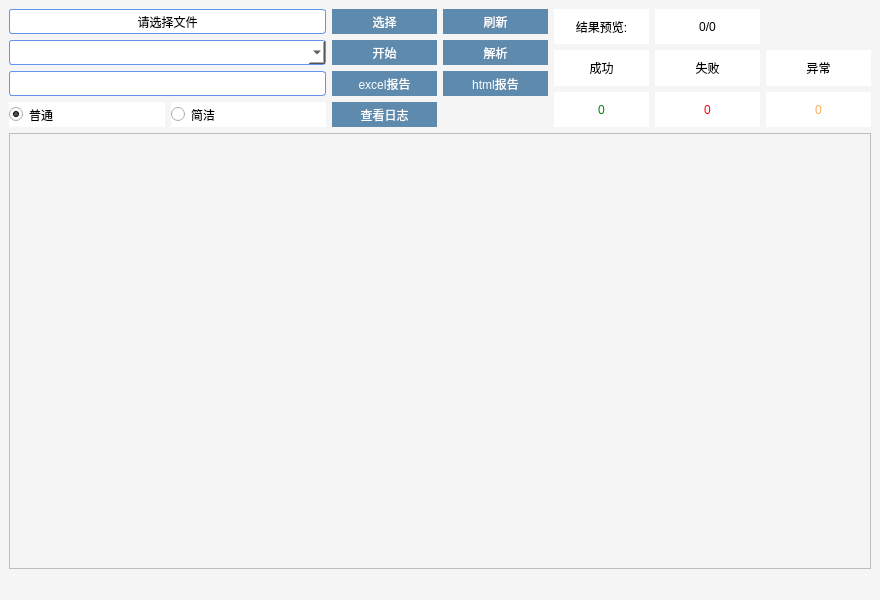
First picture: the form in common/ui/MainWindow.ui, repository tianfuzhiguo/shimo, before the edit.
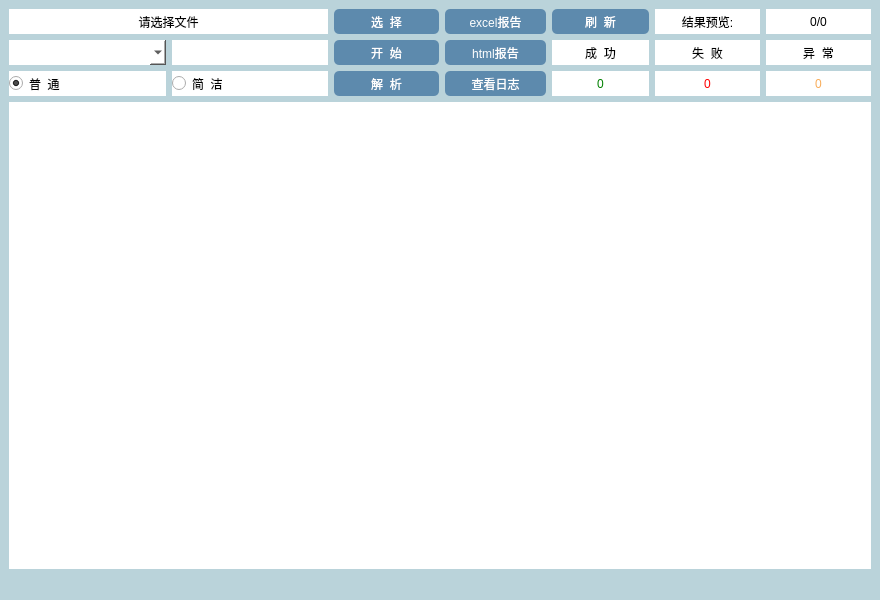
Second picture: the form after the edit.

The edit to the form file:
```diff
--- a/common/ui/MainWindow.ui
+++ b/common/ui/MainWindow.ui
@@ -20,7 +20,7 @@
    <string>MainWindow</string>
   </property>
   <property name="styleSheet">
-   <string notr="true">background:WhiteSmoke</string>
+   <string notr="true">background:rgb(186,211,218);border:none;</string>
   </property>
   <widget class="QWidget" name="centralwidget">
    <layout class="QGridLayout" name="gridLayout_4">
@@ -28,6 +28,38 @@
      <layout class="QHBoxLayout" name="horizontalLayout" stretch="3,2,3">
       <item>
        <layout class="QGridLayout" name="gridLayout">
+        <item row="1" column="0">
+         <widget class="QComboBox" name="qSheetName">
+          <property name="minimumSize">
+           <size>
+            <width>0</width>
+            <height>25</height>
+           </size>
+          </property>
+          <property name="maximumSize">
+           <size>
+            <width>16777215</width>
+            <height>16777215</height>
+           </size>
+          </property>
+          <property name="styleSheet">
+           <string notr="true">background-color:#ffffff;</string>
+          </property>
+          <property name="currentText">
+           <string/>
+          </property>
+         </widget>
+        </item>
+        <item row="1" column="1">
+         <widget class="QLabel" name="label">
+          <property name="styleSheet">
+           <string notr="true">background-color:#ffffff;</string>
+          </property>
+          <property name="text">
+           <string/>
+          </property>
+         </widget>
+        </item>
         <item row="0" column="0" colspan="2">
          <widget class="QPushButton" name="fileName">
           <property name="minimumSize">
@@ -37,30 +69,14 @@
            </size>
           </property>
           <property name="styleSheet">
-           <string notr="true">border: 1px solid CornflowerBlue; border-radius: 3px;height:23px;background-color:#ffffff;</string>
+           <string notr="true">;background-color:#ffffff;</string>
           </property>
           <property name="text">
            <string>请选择文件</string>
           </property>
          </widget>
         </item>
-        <item row="3" column="1">
-         <widget class="QRadioButton" name="model2">
-          <property name="minimumSize">
-           <size>
-            <width>0</width>
-            <height>25</height>
-           </size>
-          </property>
-          <property name="styleSheet">
-           <string notr="true">background-color:#ffffff;</string>
-          </property>
-          <property name="text">
-           <string>简洁</string>
-          </property>
-         </widget>
-        </item>
-        <item row="3" column="0">
+        <item row="5" column="0">
          <widget class="QRadioButton" name="model1">
           <property name="minimumSize">
            <size>
@@ -72,39 +88,26 @@
            <string notr="true">background-color:#ffffff;</string>
           </property>
           <property name="text">
-           <string>普通</string>
+           <string>普  通</string>
           </property>
           <property name="checked">
            <bool>true</bool>
           </property>
          </widget>
         </item>
-        <item row="2" column="0" colspan="2">
-         <widget class="QLabel" name="label">
-          <property name="styleSheet">
-           <string notr="true">border: 1px solid CornflowerBlue; border-radius: 3px;height:23px;background-color:#ffffff;</string>
-          </property>
-          <property name="text">
-           <string/>
-          </property>
-         </widget>
-        </item>
-        <item row="1" column="0" colspan="2">
-         <widget class="QComboBox" name="qSheetName">
+        <item row="5" column="1">
+         <widget class="QRadioButton" name="model2">
           <property name="minimumSize">
            <size>
             <width>0</width>
             <height>25</height>
            </size>
           </property>
-          <property name="maximumSize">
-           <size>
-            <width>16777215</width>
-            <height>16777215</height>
-           </size>
-          </property>
           <property name="styleSheet">
-           <string notr="true">border: 1px solid CornflowerBlue; border-radius: 3px;height:23px;background-color:#ffffff;</string>
+           <string notr="true">background-color:#ffffff;</string>
+          </property>
+          <property name="text">
+           <string>简  洁</string>
           </property>
          </widget>
         </item>
@@ -112,57 +115,7 @@
       </item>
       <item>
        <layout class="QGridLayout" name="gridLayout_2">
-        <item row="3" column="0">
-         <widget class="QPushButton" name="dtailLog">
-          <property name="minimumSize">
-           <size>
-            <width>0</width>
-            <height>25</height>
-           </size>
-          </property>
-          <property name="maximumSize">
-           <size>
-            <width>16777215</width>
-            <height>16777215</height>
-           </size>
-          </property>
-          <property name="styleSheet">
-           <string notr="true">color: white;
-    background: #5d8aad;
-    border: 1px #3079ED solid;
-    box-shadow: inset 0 1px 0 #80B0FB;</string>
-          </property>
-          <property name="text">
-           <string>查看日志</string>
-          </property>
-         </widget>
-        </item>
-        <item row="1" column="0">
-         <widget class="QPushButton" name="debug">
-          <property name="minimumSize">
-           <size>
-            <width>105</width>
-            <height>25</height>
-           </size>
-          </property>
-          <property name="maximumSize">
-           <size>
-            <width>16777215</width>
-            <height>16777215</height>
-           </size>
-          </property>
-          <property name="styleSheet">
-           <string notr="true">color: white;
-    background: #5d8aad;
-    border: 1px #3079ED solid;
-    box-shadow: inset 0 1px 0 #80B0FB;</string>
-          </property>
-          <property name="text">
-           <string>开始</string>
-          </property>
-         </widget>
-        </item>
-        <item row="2" column="1">
+        <item row="1" column="1">
          <widget class="QPushButton" name="html">
           <property name="minimumSize">
            <size>
@@ -177,20 +130,47 @@
            </size>
           </property>
           <property name="styleSheet">
-           <string notr="true">color: white;
-    background: #5d8aad;
+           <string notr="true">    color: white;
+    background-color: #5d8aad;
     border: 1px #3079ED solid;
-    box-shadow: inset 0 1px 0 #80B0FB;</string>
+    box-shadow: inset 0 1px 0 #80B0FB;
+    border-radius:5px;</string>
           </property>
           <property name="text">
            <string>html报告</string>
           </property>
          </widget>
         </item>
-        <item row="0" column="1">
-         <widget class="QPushButton" name="refresh">
+        <item row="1" column="0">
+         <widget class="QPushButton" name="debug">
           <property name="minimumSize">
            <size>
+            <width>105</width>
+            <height>25</height>
+           </size>
+          </property>
+          <property name="maximumSize">
+           <size>
+            <width>16777215</width>
+            <height>16777215</height>
+           </size>
+          </property>
+          <property name="styleSheet">
+           <string notr="true">    color: white;
+    background-color: #5d8aad;
+    border: 1px #3079ED solid;
+    box-shadow: inset 0 1px 0 #80B0FB;
+    border-radius:5px;</string>
+          </property>
+          <property name="text">
+           <string>开  始</string>
+          </property>
+         </widget>
+        </item>
+        <item row="2" column="1">
+         <widget class="QPushButton" name="dtailLog">
+          <property name="minimumSize">
+           <size>
             <width>0</width>
             <height>25</height>
            </size>
@@ -202,17 +182,38 @@
            </size>
           </property>
           <property name="styleSheet">
-           <string notr="true">color: white;
-    background: #5d8aad;
+           <string notr="true">    color: white;
+    background-color: #5d8aad;
     border: 1px #3079ED solid;
-    box-shadow: inset 0 1px 0 #80B0FB;</string>
+    box-shadow: inset 0 1px 0 #80B0FB;
+    border-radius:5px;</string>
           </property>
           <property name="text">
-           <string>刷新</string>
+           <string>查看日志</string>
           </property>
          </widget>
         </item>
-        <item row="1" column="1">
+        <item row="0" column="0">
+         <widget class="QPushButton" name="file">
+          <property name="minimumSize">
+           <size>
+            <width>0</width>
+            <height>25</height>
+           </size>
+          </property>
+          <property name="styleSheet">
+           <string notr="true">    color: white;
+    background-color: #5d8aad;
+    border: 1px #3079ED solid;
+    box-shadow: inset 0 1px 0 #80B0FB;
+    border-radius:5px;</string>
+          </property>
+          <property name="text">
+           <string>选  择</string>
+          </property>
+         </widget>
+        </item>
+        <item row="2" column="0">
          <widget class="QPushButton" name="analyJSON">
           <property name="minimumSize">
            <size>
@@ -221,17 +222,18 @@
            </size>
           </property>
           <property name="styleSheet">
-           <string notr="true">color: white;
-    background: #5d8aad;
+           <string notr="true">    color: white;
+    background-color: #5d8aad;
     border: 1px #3079ED solid;
-    box-shadow: inset 0 1px 0 #80B0FB;</string>
+    box-shadow: inset 0 1px 0 #80B0FB;
+    border-radius:5px;</string>
           </property>
           <property name="text">
-           <string>解析</string>
+           <string>解  析</string>
           </property>
          </widget>
         </item>
-        <item row="2" column="0">
+        <item row="0" column="1">
          <widget class="QPushButton" name="dtailReport">
           <property name="minimumSize">
            <size>
@@ -246,51 +248,23 @@
            </size>
           </property>
           <property name="styleSheet">
-           <string notr="true">color: white;
-    background: #5d8aad;
+           <string notr="true">    color: white;
+    background-color: #5d8aad;
     border: 1px #3079ED solid;
- </string>
+    box-shadow: inset 0 1px 0 #80B0FB;
+    border-radius:5px;</string>
           </property>
           <property name="text">
            <string>excel报告</string>
           </property>
          </widget>
         </item>
-        <item row="0" column="0">
-         <widget class="QPushButton" name="file">
-          <property name="minimumSize">
-           <size>
-            <width>0</width>
-            <height>25</height>
-           </size>
-          </property>
-          <property name="styleSheet">
-           <string notr="true">color: white;
-    background: #5d8aad;
-    border: 1px #3079ED solid;
-    box-shadow: inset 0 1px 0 #80B0FB;</string>
-          </property>
-          <property name="text">
-           <string>选择</string>
-          </property>
-         </widget>
-        </item>
        </layout>
       </item>
       <item>
        <layout class="QGridLayout" name="gridLayout_3">
-        <item row="0" column="2">
-         <widget class="QLabel" name="label_10">
-          <property name="text">
-           <string/>
-          </property>
-          <property name="alignment">
-           <set>Qt::AlignCenter</set>
-          </property>
-         </widget>
-        </item>
-        <item row="2" column="2">
-         <widget class="QLabel" name="skipNum">
+        <item row="2" column="1">
+         <widget class="QLabel" name="failNum">
           <property name="minimumSize">
            <size>
             <width>0</width>
@@ -298,45 +272,7 @@
            </size>
           </property>
           <property name="styleSheet">
-           <string notr="true">height:23px;background-color:#ffffff;font: 12pt 'Arial';color: rgb(248,172,89);</string>
-          </property>
-          <property name="text">
-           <string>0</string>
-          </property>
-          <property name="alignment">
-           <set>Qt::AlignCenter</set>
-          </property>
-         </widget>
-        </item>
-        <item row="1" column="1">
-         <widget class="QLabel" name="label_7">
-          <property name="minimumSize">
-           <size>
-            <width>105</width>
-            <height>25</height>
-           </size>
-          </property>
-          <property name="styleSheet">
-           <string notr="true">height:23px;background-color:#ffffff;</string>
-          </property>
-          <property name="text">
-           <string>失败</string>
-          </property>
-          <property name="alignment">
-           <set>Qt::AlignCenter</set>
-          </property>
-         </widget>
-        </item>
-        <item row="2" column="0">
-         <widget class="QLabel" name="successNum">
-          <property name="minimumSize">
-           <size>
-            <width>0</width>
-            <height>25</height>
-           </size>
-          </property>
-          <property name="styleSheet">
-           <string notr="true">height:23px;background-color:#ffffff;font: 12pt 'Arial';color: green;</string>
+           <string notr="true">height:23px;background-color:#ffffff;font: 12pt 'Arial';color: rgb(255,0,0);</string>
           </property>
           <property name="text">
            <string>0</string>
@@ -358,7 +294,7 @@
            <string notr="true">height:23px;background-color:#ffffff;</string>
           </property>
           <property name="text">
-           <string>成功</string>
+           <string>成  功</string>
           </property>
           <property name="alignment">
            <set>Qt::AlignCenter</set>
@@ -377,14 +313,14 @@
            <string notr="true">height:23px;background-color:#ffffff;</string>
           </property>
           <property name="text">
-           <string>异常</string>
+           <string>异  常</string>
           </property>
           <property name="alignment">
            <set>Qt::AlignCenter</set>
           </property>
          </widget>
         </item>
-        <item row="0" column="1">
+        <item row="0" column="2">
          <widget class="QLabel" name="result">
           <property name="minimumSize">
            <size>
@@ -403,7 +339,7 @@
           </property>
          </widget>
         </item>
-        <item row="0" column="0">
+        <item row="0" column="1">
          <widget class="QLabel" name="label_2">
           <property name="minimumSize">
            <size>
@@ -422,8 +358,8 @@
           </property>
          </widget>
         </item>
-        <item row="2" column="1">
-         <widget class="QLabel" name="failNum">
+        <item row="2" column="2">
+         <widget class="QLabel" name="skipNum">
           <property name="minimumSize">
            <size>
             <width>0</width>
@@ -431,7 +367,7 @@
            </size>
           </property>
           <property name="styleSheet">
-           <string notr="true">height:23px;background-color:#ffffff;font: 12pt 'Arial';color: rgb(255,0,0);</string>
+           <string notr="true">height:23px;background-color:#ffffff;font: 12pt 'Arial';color: rgb(248,172,89);</string>
           </property>
           <property name="text">
            <string>0</string>
@@ -441,12 +377,80 @@
           </property>
          </widget>
         </item>
+        <item row="1" column="1">
+         <widget class="QLabel" name="label_7">
+          <property name="minimumSize">
+           <size>
+            <width>105</width>
+            <height>25</height>
+           </size>
+          </property>
+          <property name="styleSheet">
+           <string notr="true">height:23px;background-color:#ffffff;</string>
+          </property>
+          <property name="text">
+           <string>失  败</string>
+          </property>
+          <property name="alignment">
+           <set>Qt::AlignCenter</set>
+          </property>
+         </widget>
+        </item>
+        <item row="2" column="0">
+         <widget class="QLabel" name="successNum">
+          <property name="minimumSize">
+           <size>
+            <width>0</width>
+            <height>25</height>
+           </size>
+          </property>
+          <property name="styleSheet">
+           <string notr="true">height:23px;background-color:#ffffff;font: 12pt 'Arial';color: green;</string>
+          </property>
+          <property name="text">
+           <string>0</string>
+          </property>
+          <property name="alignment">
+           <set>Qt::AlignCenter</set>
+          </property>
+         </widget>
+        </item>
+        <item row="0" column="0">
+         <widget class="QPushButton" name="refresh">
+          <property name="minimumSize">
+           <size>
+            <width>0</width>
+            <height>25</height>
+           </size>
+          </property>
+          <property name="maximumSize">
+           <size>
+            <width>16777215</width>
+            <height>16777215</height>
+           </size>
+          </property>
+          <property name="styleSheet">
+           <string notr="true">    color: white;
+    background-color: #5d8aad;
+    border: 1px #3079ED solid;
+    box-shadow: inset 0 1px 0 #80B0FB;
+    border-radius:5px;</string>
+          </property>
+          <property name="text">
+           <string>刷  新</string>
+          </property>
+         </widget>
+        </item>
        </layout>
       </item>
      </layout>
     </item>
     <item row="1" column="0">
-     <widget class="QTextEdit" name="textEdit"/>
+     <widget class="QTextEdit" name="textEdit">
+      <property name="styleSheet">
+       <string notr="true">background:white</string>
+      </property>
+     </widget>
     </item>
    </layout>
   </widget>
```
